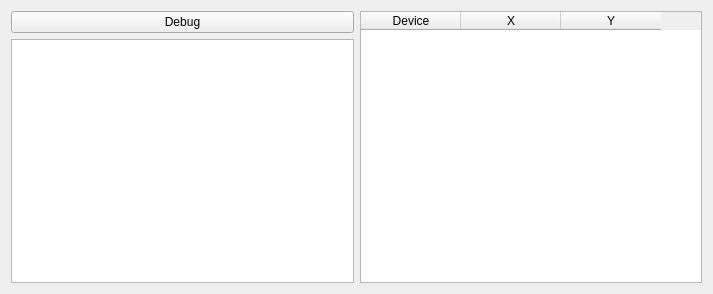
Above: bec_widgets/line_plot.ui from bec-project/bec_widgets before the change. Below: the same form after it.
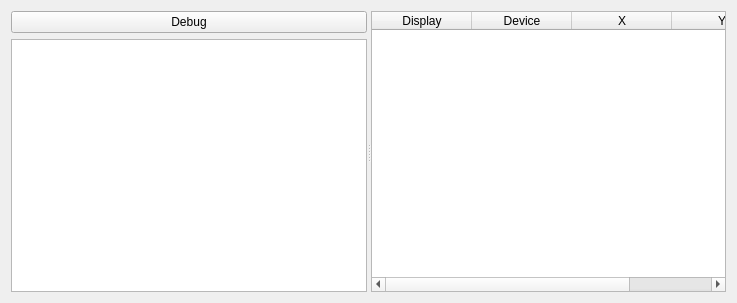
That is the form after the change. Custom widgets are drawn as their Qt base class.

Commit message: refactor: changed from bec client to dispatcher

Patch:
```diff
--- a/bec_widgets/line_plot.ui
+++ b/bec_widgets/line_plot.ui
@@ -6,8 +6,8 @@
    <rect>
     <x>0</x>
     <y>0</y>
-    <width>713</width>
-    <height>294</height>
+    <width>737</width>
+    <height>303</height>
    </rect>
   </property>
   <property name="windowTitle">
@@ -15,6 +15,14 @@
   </property>
   <layout class="QHBoxLayout" name="horizontalLayout">
    <item>
+    <widget class="QSplitter" name="splitter">
+     <property name="orientation">
+      <enum>Qt::Horizontal</enum>
+     </property>
+     <property name="opaqueResize">
+      <bool>false</bool>
+     </property>
+     <widget class="QWidget" name="verticalLayoutWidget">
     <layout class="QVBoxLayout" name="verticalLayout">
      <item>
       <widget class="QPushButton" name="pushButton_debug">
@@ -27,12 +35,16 @@
       <widget class="GraphicsLayoutWidget" name="glw"/>
      </item>
     </layout>
-   </item>
-   <item>
+     </widget>
     <widget class="QTableWidget" name="mouse_table">
      <property name="textElideMode">
       <enum>Qt::ElideMiddle</enum>
      </property>
+      <column>
+       <property name="text">
+        <string>Display</string>
+       </property>
+      </column>
      <column>
       <property name="text">
        <string>Device</string>
@@ -48,6 +60,7 @@
        <string>Y</string>
       </property>
      </column>
+     </widget>
     </widget>
    </item>
   </layout>
```
Lines whose indentation alone changed are shown as unchanged. The commit also changes 2 other files.
